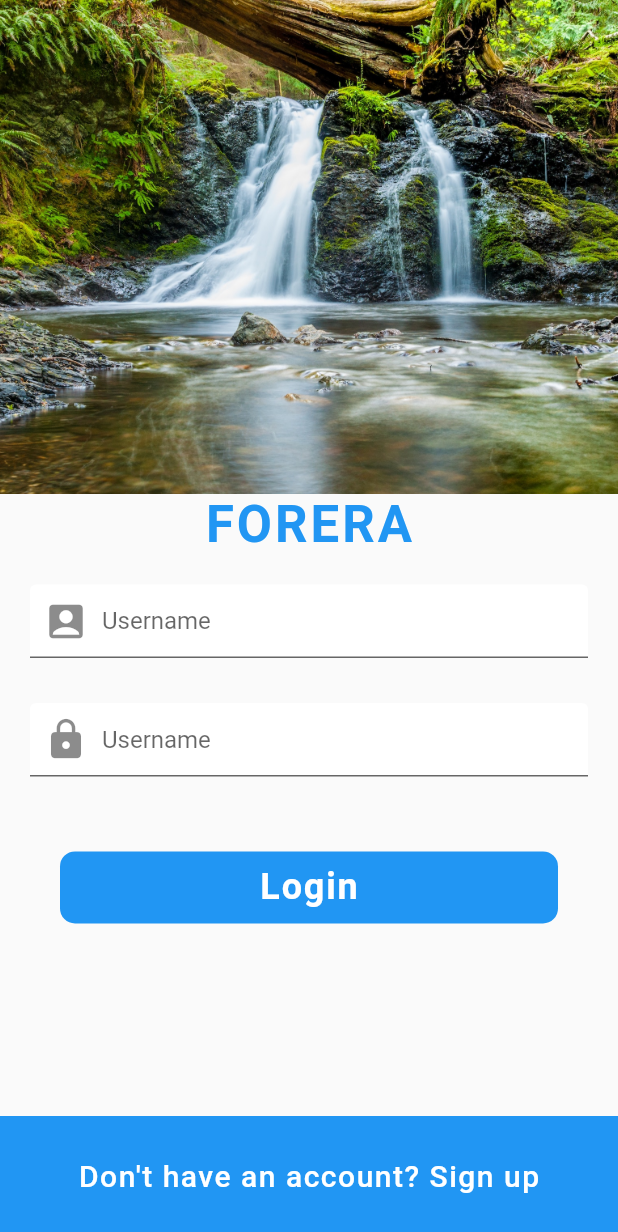
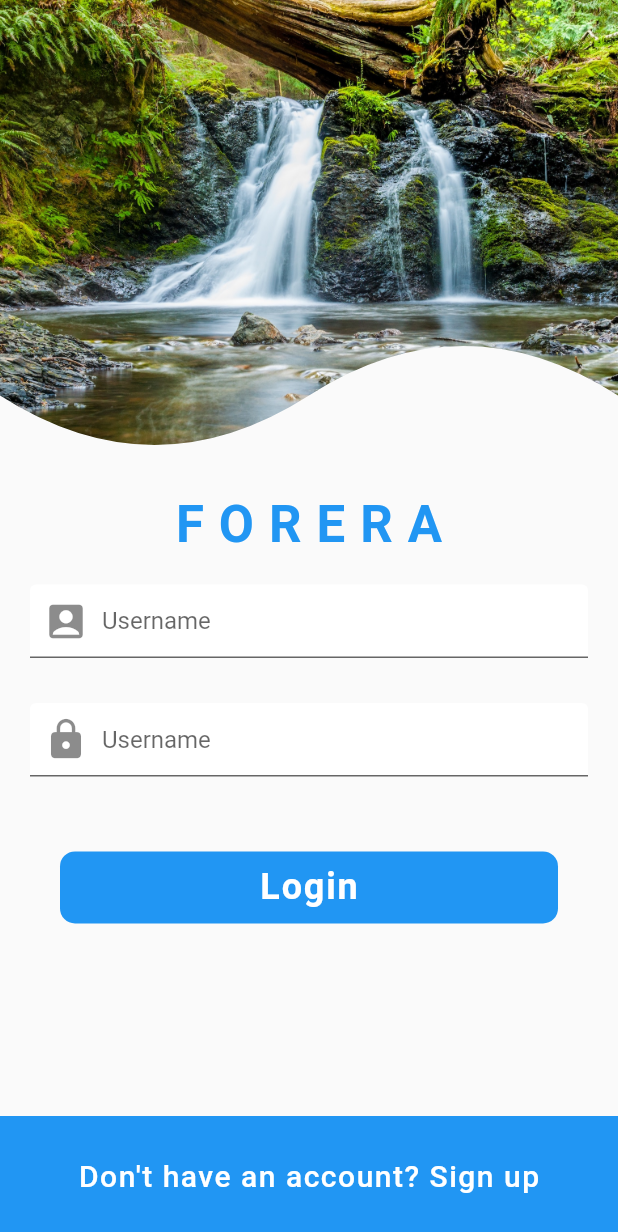
Before and after one commit to Boghdady/flutter-social-ui, a Flutter app: the screen it shows after launch, on a phone screen of 412 x 824 dp. Shown: the top 1232 px of the screen. Run offline on Flutter 3.47's test engine with Material 2 defaults, Android fonts, the phone set to English and light mode, and no system bars.

Commit message:
Add Custom Clipper to image

```diff
--- a/lib/screens/login_screen.dart
+++ b/lib/screens/login_screen.dart
@@ -1,4 +1,6 @@
 import 'package:flutter/material.dart';
+
+import '../widgets/curve_clipper.dart';
 
 class LoginScreen extends StatefulWidget {
   @override
@@ -14,11 +16,14 @@ class _LoginScreenState extends State<LoginScreen> {
           height: MediaQuery.of(context).size.height,
           child: Column(
             children: <Widget>[
-              Image(
-                height: MediaQuery.of(context).size.height / 2.5,
-                width: double.infinity,
-                image: AssetImage('assets/images/login_background.jpg'),
-                fit: BoxFit.cover,
+              ClipPath(
+                clipper: CurveClipper(),
+                child: Image(
+                  height: MediaQuery.of(context).size.height / 2.5,
+                  width: double.infinity,
+                  image: AssetImage('assets/images/login_background.jpg'),
+                  fit: BoxFit.cover,
+                ),
               ),
               Text(
                 'FORERA',
@@ -26,7 +31,7 @@ class _LoginScreenState extends State<LoginScreen> {
                   fontSize: 34,
                   fontWeight: FontWeight.bold,
                   color: Theme.of(context).primaryColor,
-                  letterSpacing: 2.0,
+                  letterSpacing: 10.0,
                 ),
               ),
               SizedBox(height: 10),
--- /dev/null
+++ b/lib/widgets/curve_clipper.dart
@@ -0,0 +1,33 @@
+import 'package:flutter/material.dart';
+
+class CurveClipper extends CustomClipper<Path> {
+  @override
+  Path getClip(Size size) {
+    Path path = Path();
+    path.lineTo(0, 4 * size.height / 5);
+    Offset curvePoint1 = Offset(size.width / 4, size.height);
+    Offset centerPoint = Offset(size.width / 2, 4 * size.height / 5);
+    path.quadraticBezierTo(
+      curvePoint1.dx,
+      curvePoint1.dy,
+      centerPoint.dx,
+      centerPoint.dy,
+    );
+    Offset curvePoint2 = Offset(3 * size.width / 4, 3 * size.height / 5);
+    Offset endPoint = Offset(size.width, 4 * size.height / 5);
+    path.quadraticBezierTo(
+      curvePoint2.dx,
+      curvePoint2.dy,
+      endPoint.dx,
+      endPoint.dy,
+    );
+    path.lineTo(size.width, 0);
+    path.close();
+    return path;
+  }
+
+  @override
+  bool shouldReclip(CustomClipper<Path> oldClipper) {
+    return false;
+  }
+}
```
